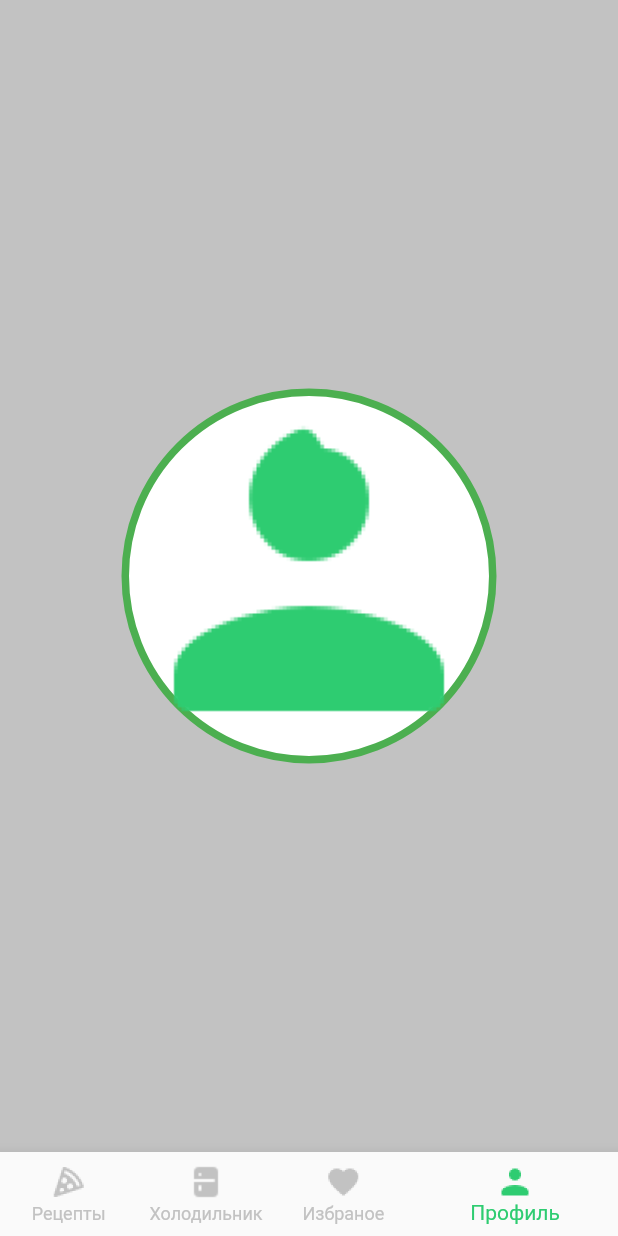
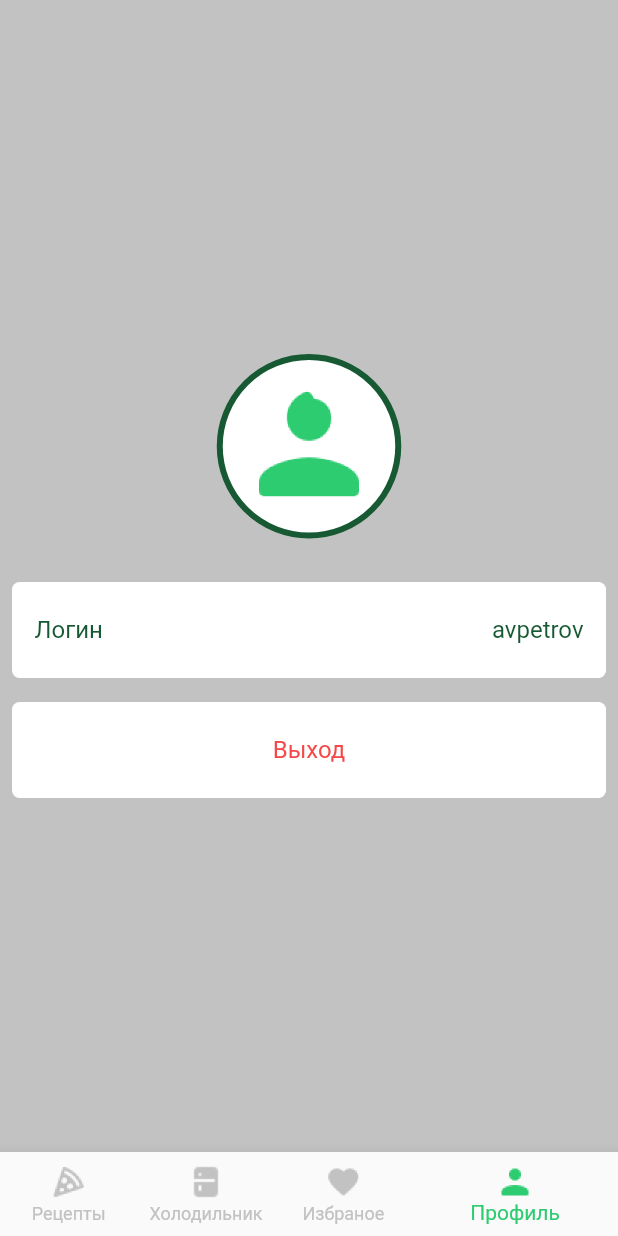
Before and after one commit to vachtung-gigabidze/otus_food_app, a Flutter app: the screen it shows after launch, on a phone screen of 412 x 824 dp. Run offline on Flutter 3.47's test engine with Material 2 defaults, Android fonts, the phone set to English and light mode, and no system bars.

Commit message:
complite profile view

```diff
--- a/lib/screens/profile_screen.dart
+++ b/lib/screens/profile_screen.dart
@@ -58,14 +58,15 @@ class ProfileScreen extends StatelessWidget {
           mainAxisAlignment: MainAxisAlignment.center,
           children: [
             Container(
-              height: 250,
-              width: 250,
+              height: 123,
+              width: 123,
+              padding: EdgeInsets.all(13),
               decoration: BoxDecoration(
                 color: Colors.white,
                 shape: BoxShape.circle,
                 border: Border.all(
-                  color: Colors.green,
-                  width: 5,
+                  color: Color(0xFF165932),
+                  width: 4,
                 ),
               ),
               child: Image.asset(
@@ -75,6 +76,68 @@ class ProfileScreen extends StatelessWidget {
                 fit: BoxFit.fitWidth,
               ),
             ),
+            const SizedBox(
+              height: 29,
+            ),
+            Container(
+              width: 396.0,
+              height: 64.0,
+              decoration: const BoxDecoration(
+                color: Color(0xFFFFFFFF),
+                borderRadius: BorderRadius.all(Radius.circular(5.0)),
+              ),
+              child: Padding(
+                padding: const EdgeInsets.all(15.0),
+                child: Row(
+                  mainAxisAlignment: MainAxisAlignment.spaceBetween,
+                  children: const [
+                    Text(
+                      'Логин',
+                      style: TextStyle(
+                        fontFamily: 'Roboto',
+                        fontStyle: FontStyle.normal,
+                        fontWeight: FontWeight.w400,
+                        fontSize: 16.0,
+                        color: Color(0xFF165932),
+                      ),
+                    ),
+                    Text(
+                      'avpetrov',
+                      style: TextStyle(
+                        fontFamily: 'Roboto',
+                        fontStyle: FontStyle.normal,
+                        fontWeight: FontWeight.w400,
+                        fontSize: 16.0,
+                        color: Color(0xFF165932),
+                      ),
+                    ),
+                  ],
+                ),
+              ),
+            ),
+            const SizedBox(
+              height: 16,
+            ),
+            Container(
+              width: 396.0,
+              height: 64.0,
+              decoration: const BoxDecoration(
+                color: Color(0xFFFFFFFF),
+                borderRadius: BorderRadius.all(Radius.circular(5.0)),
+              ),
+              child: const Center(
+                child: Text(
+                  'Выход',
+                  style: TextStyle(
+                    fontFamily: 'Roboto',
+                    fontStyle: FontStyle.normal,
+                    fontWeight: FontWeight.w500,
+                    fontSize: 16.0,
+                    color: Color(0xFFF54848),
+                  ),
+                ),
+              ),
+            ),
           ],
         ),
       ),
```
